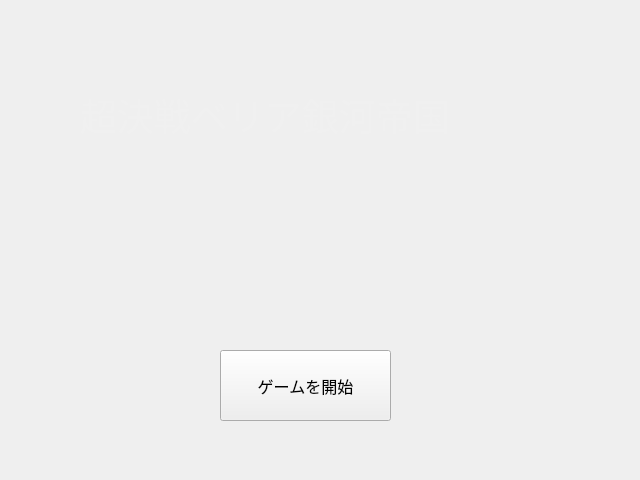
Above: startpage.ui from xiaoyupi111/Ultraman-defence-game before the change. Below: the same form after it.
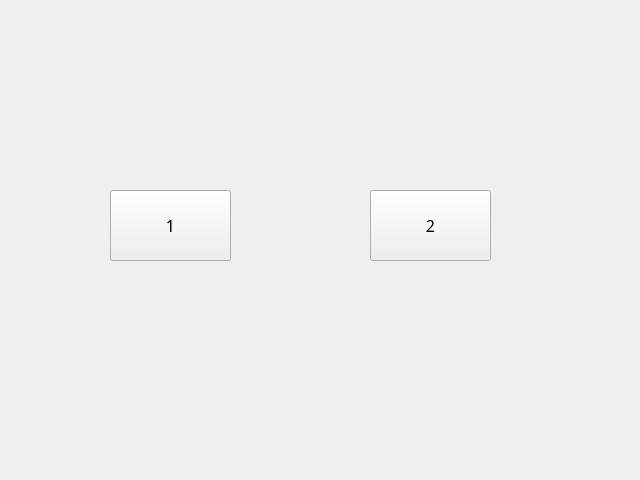
That is the form after the change.

```diff
--- a/startpage.ui
+++ b/startpage.ui
@@ -31,9 +31,9 @@
   <widget class="QPushButton" name="pushButton">
    <property name="geometry">
     <rect>
-     <x>220</x>
-     <y>350</y>
-     <width>171</width>
+     <x>110</x>
+     <y>190</y>
+     <width>121</width>
      <height>71</height>
     </rect>
    </property>
@@ -44,7 +44,7 @@
     </font>
    </property>
    <property name="text">
-    <string>ゲームを開始</string>
+    <string>1</string>
    </property>
   </widget>
   <widget class="QLabel" name="label">
@@ -73,6 +73,19 @@
 &lt;p style=&quot; margin-top:0px; margin-bottom:0px; margin-left:0px; margin-right:0px; -qt-block-indent:0; text-indent:0px;&quot;&gt;&lt;span style=&quot; color:#f0f0f0;&quot;&gt;超決戦ベリア銀河帝国&lt;/span&gt;&lt;/p&gt;&lt;/body&gt;&lt;/html&gt;</string>
    </property>
   </widget>
+  <widget class="QPushButton" name="pushButton_2">
+   <property name="geometry">
+    <rect>
+     <x>370</x>
+     <y>190</y>
+     <width>121</width>
+     <height>71</height>
+    </rect>
+   </property>
+   <property name="text">
+    <string>2</string>
+   </property>
+  </widget>
  </widget>
  <resources/>
  <connections/>
```
